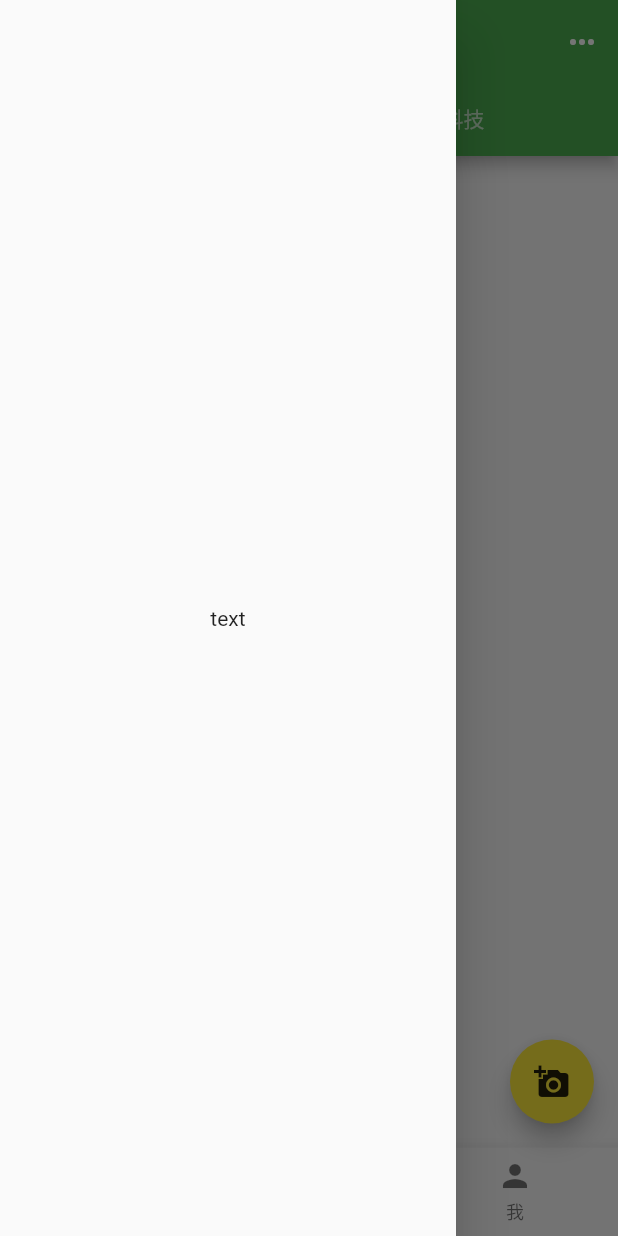
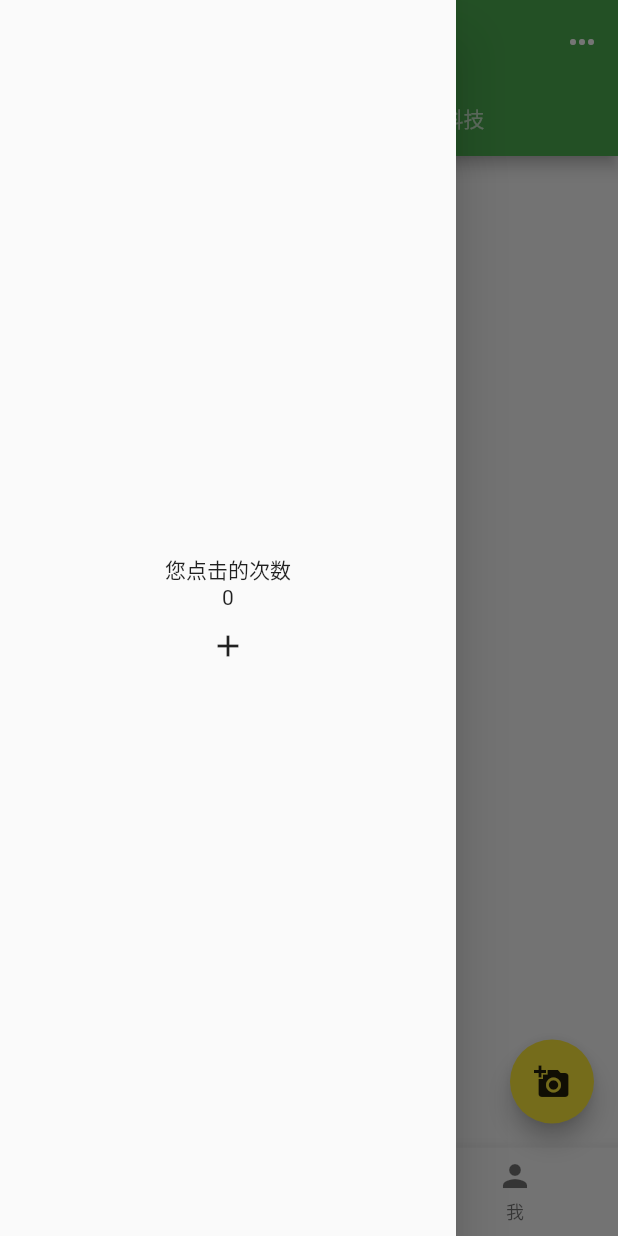
Before and after one commit to arunfung/flutter-zero, a Flutter app: the screen it shows after launch, with the side drawer open, on a phone screen of 412 x 824 dp. Run offline on Flutter 3.47's test engine with Material 2 defaults, Android fonts, the phone set to English and light mode, and no system bars.

```diff
--- a/lib/main.dart
+++ b/lib/main.dart
@@ -1,18 +1,17 @@
-import 'dart:js';
-
 import 'package:flutter/material.dart';
 import 'package:provider/provider.dart';
 
-void main() => runApp(Provider(
+void main() => runApp(ChangeNotifierProvider(
       create: (context) => Counter(),
       child: const App(),
     ));
 
-class Counter {
+class Counter extends ChangeNotifier {
   int number = 0;
 
   increment() {
     number++;
+    notifyListeners();
   }
 }
 
@@ -43,7 +42,6 @@ class HomePage extends StatefulWidget {
 class _HomePageState extends State<HomePage> {
   final GlobalKey<ScaffoldState> _scaffoldKey = GlobalKey();
   int _currentBottomNavigationBarIndex = 0;
-  int _counter = 10;
 
   var pages = [
     TabBarView(children: [
@@ -111,12 +109,6 @@ class _HomePageState extends State<HomePage> {
     _showModalBottomSheet(context);
   }
 
-  void _resetCounter() {
-    setState(() {
-      _counter = 0;
-    });
-  }
-
   dynamic showAppBar() {
     return _currentBottomNavigationBarIndex == 0
         ? AppBar(
@@ -138,12 +130,12 @@ class _HomePageState extends State<HomePage> {
                 offset: const Offset(-10, 50),
                 itemBuilder: (context) => [
                   const PopupMenuItem(
+                    value: 'login',
                     child: Text('登录'),
-                    value: 'login',
                   ),
                   const PopupMenuItem(
+                    value: 'regist',
                     child: Text('注册'),
-                    value: 'regist',
                   ),
                 ],
                 onCanceled: () {},
@@ -230,11 +222,26 @@ class _HomePageState extends State<HomePage> {
 
   @override
   Widget build(BuildContext context) {
+    final counter = Provider.of<Counter>(context);
     return Scaffold(
       key: _scaffoldKey,
       appBar: showAppBar(),
       body: pages[_currentBottomNavigationBarIndex],
-      drawer: const Drawer(child: Center(child: Text('text'))),
+      drawer: Drawer(
+          child: Center(
+              child: Column(
+        mainAxisAlignment: MainAxisAlignment.center,
+        children: <Widget>[
+          const Text('您点击的次数'),
+          Text(counter.number.toString()),
+          IconButton(
+            icon: const Icon(Icons.add),
+            onPressed: () => {
+              counter.increment(),
+            },
+          ),
+        ],
+      ))),
       bottomNavigationBar: showBottomNavigationBar(),
       floatingActionButton: showFloatingActionButton(),
       floatingActionButtonLocation: FloatingActionButtonLocation.endFloat,
```
